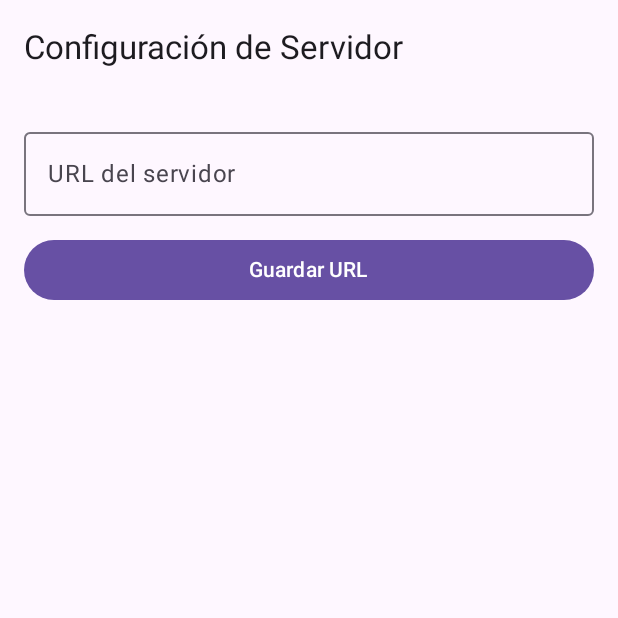
After one commit to Dantebiersack/SentryHouseMobile, an Android app built with Jetpack Compose: the ConfiguracionScreen screen opened through its navigation route, on a phone screen of 412 x 824 dp, the top half of it. The commit adds this screen. Run offline under Robolectric (Android 15) with nearby library versions, the phone set to English and light mode, and no system bars.

Commit message:
Agregado conexion a Gas y arreglado la toma de fotos por screen

```diff
--- a/app/build.gradle.kts
+++ b/app/build.gradle.kts
@@ -62,4 +62,8 @@ dependencies {
     implementation("com.github.tehras:charts:0.2.2-alpha")
     implementation("io.coil-kt:coil-compose:2.5.0")
     implementation(libs.androidx.datastore.preferences)
+
+    implementation ("com.squareup.retrofit2:retrofit:2.9.0")
+    implementation ("com.squareup.retrofit2:converter-gson:2.9.0")
+    implementation ("androidx.appcompat:appcompat:1.6.1")
 }
--- a/app/src/main/AndroidManifest.xml
+++ b/app/src/main/AndroidManifest.xml
@@ -1,6 +1,7 @@
 <?xml version="1.0" encoding="utf-8"?>
 <manifest xmlns:android="http://schemas.android.com/apk/res/android"
     xmlns:tools="http://schemas.android.com/tools">
+    <uses-permission android:name="android.permission.INTERNET"/>
 
     <application
         android:allowBackup="true"
--- /dev/null
+++ b/app/src/main/java/com/angel/sentryhouse/sensorData.kt
@@ -0,0 +1,5 @@
+package com.angel.sentryhouse
+
+data class SensorData(
+    val valor: Int
+)
--- a/app/src/main/java/com/angel/sentryhouse/ui/navigation/NavGraph.kt
+++ b/app/src/main/java/com/angel/sentryhouse/ui/navigation/NavGraph.kt
@@ -28,5 +28,9 @@ fun NavGraph(
         composable("gas") {
             GasScreen(navController = navController)
         }
+        composable("config") {
+            ConfiguracionScreen(navController)
+        }
+
     }
 }
--- /dev/null
+++ b/app/src/main/java/com/angel/sentryhouse/ui/screens/ConfiguracionScreen.kt
@@ -0,0 +1,79 @@
+package com.angel.sentryhouse.ui.screens
+
+import android.content.Context
+import android.widget.Toast
+import androidx.compose.foundation.layout.Arrangement
+import androidx.compose.foundation.layout.Column
+import androidx.compose.foundation.layout.fillMaxWidth
+import androidx.compose.foundation.layout.padding
+import androidx.compose.material3.Button
+import androidx.compose.material3.ExperimentalMaterial3Api
+import androidx.compose.material3.OutlinedTextField
+import androidx.compose.material3.Scaffold
+import androidx.compose.material3.Text
+import androidx.compose.material3.TopAppBar
+import androidx.compose.runtime.Composable
+import androidx.compose.runtime.getValue
+import androidx.compose.runtime.mutableStateOf
+import androidx.compose.runtime.remember
+import androidx.compose.runtime.setValue
+import androidx.compose.ui.Alignment
+import androidx.compose.ui.Modifier
+import androidx.compose.ui.platform.LocalContext
+import androidx.compose.ui.text.input.TextFieldValue
+import androidx.compose.ui.unit.dp
+import androidx.navigation.NavController
+import kotlin.text.isNotBlank
+import kotlin.text.trim
+
+//Pantalla que permite al usuario configurar la URL del servidor.
+@OptIn(ExperimentalMaterial3Api::class)
+@Composable
+fun ConfiguracionScreen(navController: NavController) {
+    val context = LocalContext.current
+    val prefs = context.getSharedPreferences("config", Context.MODE_PRIVATE)
+    // Estado del campo de texto con la URL actual
+    var url by remember {
+        mutableStateOf(TextFieldValue(prefs.getString("base_url", "") ?: ""))
+    }
+
+    Scaffold(
+        topBar = {
+            TopAppBar(
+                title = { Text("Configuración de Servidor") }
+            )
+        }
+    ) { padding ->
+        Column(
+            modifier = Modifier
+                .padding(padding)
+                .padding(16.dp),
+            verticalArrangement = Arrangement.spacedBy(12.dp),
+            horizontalAlignment = Alignment.CenterHorizontally
+        ) {
+            // Campo para ingresar la URL del servidor
+            OutlinedTextField(
+                value = url,
+                onValueChange = { url = it },
+                label = { Text("URL del servidor") },
+                modifier = Modifier.fillMaxWidth()
+            )
+            // Botón para guardar la URL
+            Button(
+                onClick = {
+                    if (url.text.isNotBlank()) {
+                        prefs.edit().putString("base_url", url.text.trim()).apply()
+                        Toast.makeText(context, "URL guardada", Toast.LENGTH_SHORT).show()
+                        navController.popBackStack()
+                    } else {
+                        Toast.makeText(context, "La URL no puede estar vacía", Toast.LENGTH_SHORT)
+                            .show()
+                    }
+                },
+                modifier = Modifier.fillMaxWidth()
+            ) {
+                Text("Guardar URL")
+            }
+        }
+    }
+}
--- a/app/src/main/java/com/angel/sentryhouse/ui/screens/LoginScreen.kt
+++ b/app/src/main/java/com/angel/sentryhouse/ui/screens/LoginScreen.kt
@@ -1,6 +1,6 @@
 package com.angel.sentryhouse.ui.screens
 
-import android.R
+import com.angel.sentryhouse.R
 import androidx.compose.foundation.Image
 import androidx.compose.foundation.layout.*
 import androidx.compose.foundation.shape.RoundedCornerShape
@@ -27,7 +27,7 @@ fun LoginScreen(navController: NavController) {
     Box(modifier = Modifier.fillMaxSize(), contentAlignment = Alignment.Center) {
         Column(horizontalAlignment = Alignment.CenterHorizontally) {
             Image(
-                painter = painterResource(id = R.drawable.star_on),
+                painter = painterResource(id = R.drawable.logosh),
                 contentDescription = "SentryHouse Logo",
                 modifier = Modifier
                     .size(120.dp)
```
Also changed, not shown: app/src/main/java/com/angel/sentryhouse/ApiService.kt (added, +8 -0 lines), app/src/main/java/com/angel/sentryhouse/RetroficClient.kt (added, +25 -0 lines), app/src/main/java/com/angel/sentryhouse/storage/SensorImageStore.kt (+8 -5 lines), app/src/main/java/com/angel/sentryhouse/ui/components/DrawerContent.kt (+9 -0 lines), app/src/main/java/com/angel/sentryhouse/ui/screens/AguaScreen.kt (+6 -5 lines), app/src/main/java/com/angel/sentryhouse/ui/screens/GasScreen.kt (+21 -6 lines), app/src/main/java/com/angel/sentryhouse/ui/screens/HomeScreen.kt (+33 -17 lines).
